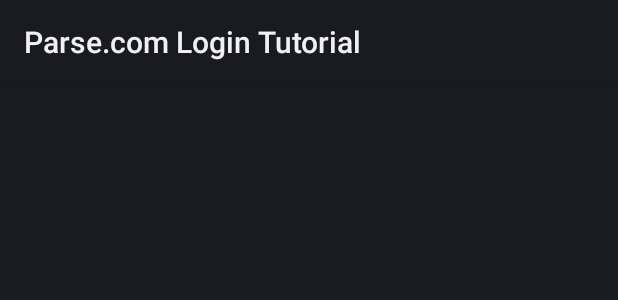
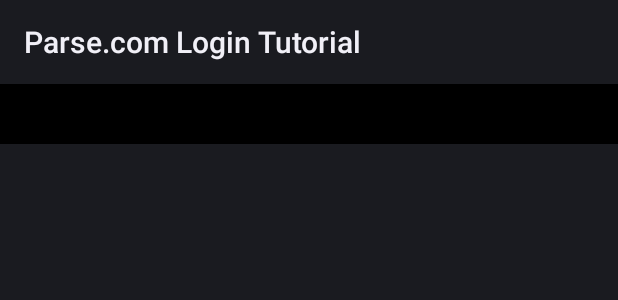
Before and after one commit to Victorgichohi/ParseLogin, an Android app: the layout list_group.xml on its own in the app's theme, with its tools: preview values and no code run, on a phone screen of 412 x 824 dp. Shown: the top 300 px of the screen. Run offline under Robolectric (Android 15) with nearby library versions, the phone set to English and light mode, and no system bars.

Commit message:
added list_group xml file

```diff
--- a/app/src/main/res/layout/list_group.xml
+++ b/app/src/main/res/layout/list_group.xml
@@ -1,6 +1,18 @@
 <?xml version="1.0" encoding="utf-8"?>
 <LinearLayout xmlns:android="http://schemas.android.com/apk/res/android"
-              android:layout_width="match_parent"
-              android:layout_height="match_parent">
+              android:layout_width="fill_parent"
+              android:layout_height="wrap_content"
+              android:orientation="vertical"
+              android:padding="8dp"
+              android:background="#000000">
+
+
+    <TextView
+        android:id="@+id/lblListHeader"
+        android:layout_width="fill_parent"
+        android:layout_height="wrap_content"
+        android:paddingLeft="?android:attr/expandableListPreferredItemPaddingLeft"
+        android:textSize="17dp"
+        android:textColor="#f9f93d" />
 
 </LinearLayout>
```
